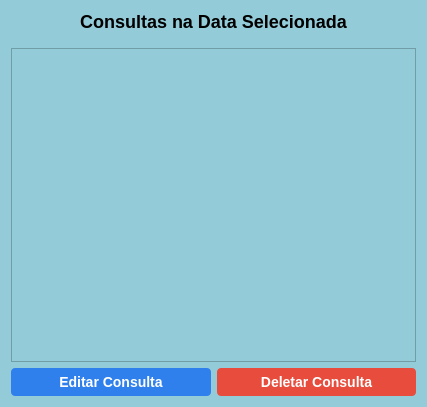
Qt form tela_todas_consultas.ui (mateuszinum/Projeto-Clinica-Veterinaria) before a commit.
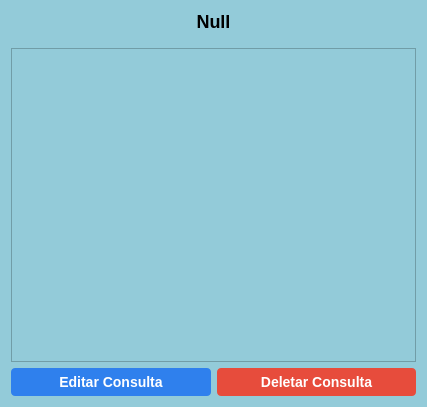
The same form after that commit.

What changed in the file:
```diff
--- a/tela_todas_consultas.ui
+++ b/tela_todas_consultas.ui
@@ -25,7 +25,7 @@
     font-weight: bold;</string>
      </property>
      <property name="text">
-      <string>Consultas na Data Selecionada</string>
+      <string>Null</string>
      </property>
      <property name="alignment">
       <set>Qt::AlignCenter</set>
```
Left out of the diff: 2 changed lines with no effect on the pictures.
